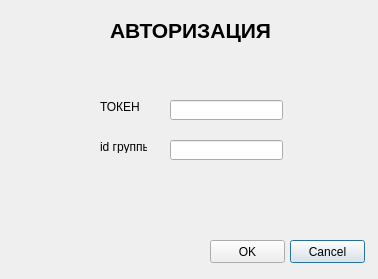
Qt form проект1/untitled.ui (SH1SH4/timetable) before a commit.
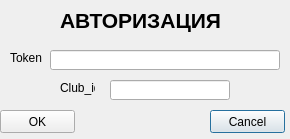
The same form after that commit.

Commit message: считывает токен из файла и подставляет в строку

Diff of the .ui file:
```diff
--- a/проект1/untitled.ui
+++ b/проект1/untitled.ui
@@ -6,8 +6,8 @@
    <rect>
     <x>0</x>
     <y>0</y>
-    <width>378</width>
-    <height>279</height>
+    <width>290</width>
+    <height>139</height>
    </rect>
   </property>
   <property name="windowTitle">
@@ -16,8 +16,8 @@
   <widget class="QLabel" name="label">
    <property name="geometry">
     <rect>
-     <x>110</x>
-     <y>10</y>
+     <x>60</x>
+     <y>0</y>
      <width>171</width>
      <height>41</height>
     </rect>
@@ -29,35 +29,35 @@
   <widget class="QLabel" name="label_2">
    <property name="geometry">
     <rect>
-     <x>100</x>
-     <y>100</y>
-     <width>47</width>
-     <height>13</height>
+     <x>10</x>
+     <y>50</y>
+     <width>35</width>
+     <height>15</height>
     </rect>
    </property>
    <property name="text">
-    <string>ТОКЕН</string>
+    <string>Token</string>
    </property>
   </widget>
   <widget class="QLabel" name="label_3">
    <property name="geometry">
     <rect>
-     <x>100</x>
-     <y>140</y>
-     <width>47</width>
-     <height>13</height>
+     <x>60</x>
+     <y>80</y>
+     <width>35</width>
+     <height>15</height>
     </rect>
    </property>
    <property name="text">
-    <string>id группы</string>
+    <string>Club_id</string>
    </property>
   </widget>
   <widget class="QLineEdit" name="EditToken">
    <property name="geometry">
     <rect>
-     <x>170</x>
-     <y>100</y>
-     <width>113</width>
+     <x>50</x>
+     <y>50</y>
+     <width>230</width>
      <height>20</height>
     </rect>
    </property>
@@ -65,9 +65,9 @@
   <widget class="QLineEdit" name="EditId">
    <property name="geometry">
     <rect>
-     <x>170</x>
-     <y>140</y>
-     <width>113</width>
+     <x>110</x>
+     <y>80</y>
+     <width>120</width>
      <height>20</height>
     </rect>
    </property>
@@ -75,8 +75,8 @@
   <widget class="QPushButton" name="CancelButton">
    <property name="geometry">
     <rect>
-     <x>290</x>
-     <y>240</y>
+     <x>210</x>
+     <y>110</y>
      <width>75</width>
      <height>23</height>
     </rect>
@@ -88,8 +88,8 @@
   <widget class="QPushButton" name="OkButton">
    <property name="geometry">
     <rect>
-     <x>210</x>
-     <y>240</y>
+     <x>0</x>
+     <y>110</y>
      <width>75</width>
      <height>23</height>
     </rect>
```
The commit also changes 8 other files.
